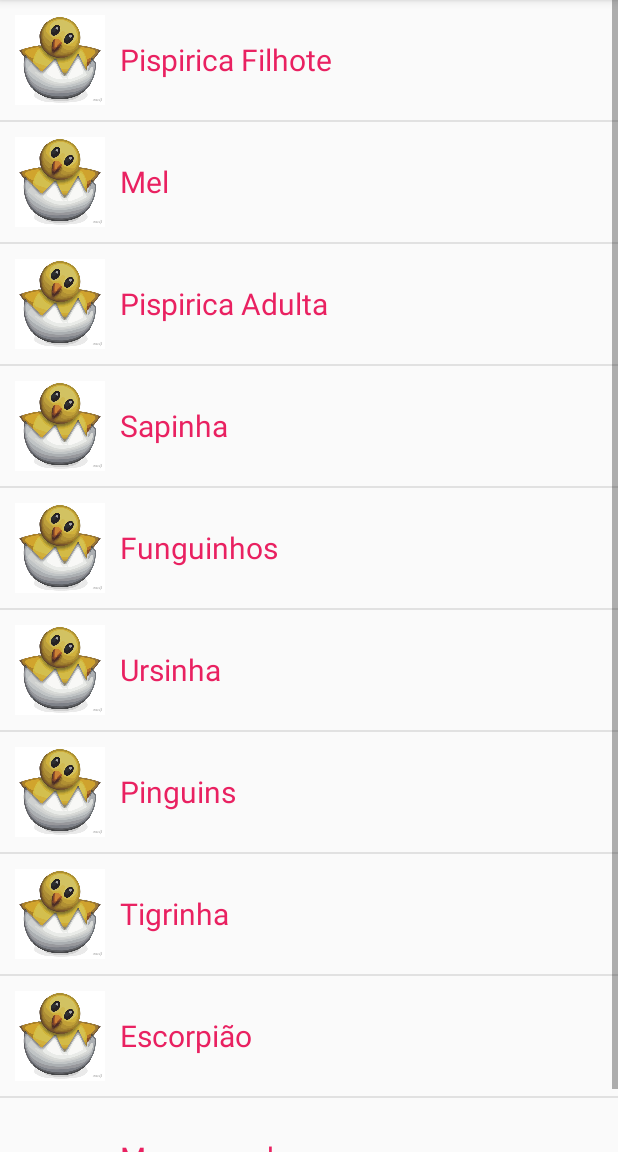
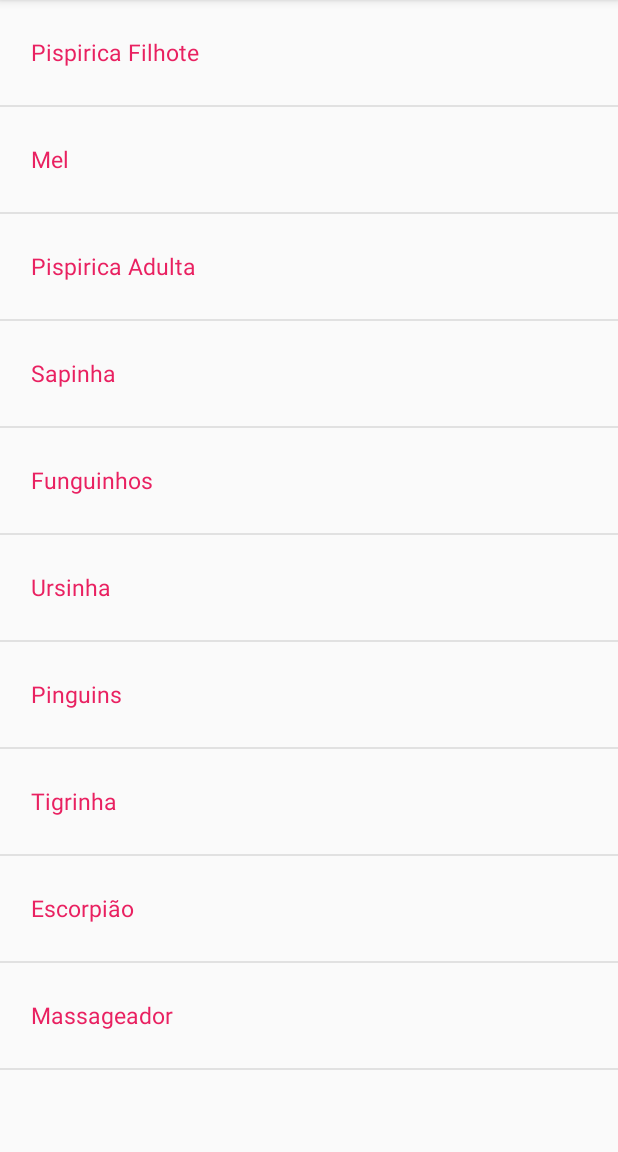
Before and after one commit to othman853/misterious-app, an Android app: the screen it shows after launch (MainActivity), in the side drawer, after a tap on "Bichinhos", on a phone screen of 412 x 824 dp, the part 84-1236 px from its top. Run offline under Robolectric (Android 15) with nearby library versions, the phone set to English and light mode, and no system bars.

Commit message:
Refactoring pet layouts.

```diff
--- a/app/src/main/java/com/example/yasser/myapplication/adapters/PetsListAdapter.java
+++ b/app/src/main/java/com/example/yasser/myapplication/adapters/PetsListAdapter.java
@@ -59,11 +59,11 @@ public class PetsListAdapter extends BaseAdapter {
 
     @Override
     public View getView(int position, View convertView, ViewGroup parent) {
-        if(inflater == null){
+        if (inflater == null) {
             inflater = (LayoutInflater) activity.getSystemService(Context.LAYOUT_INFLATER_SERVICE);
         }
 
-        if(convertView == null){
+        if (convertView == null) {
             convertView = inflater.inflate(R.layout.pets_list_item, null);
         }
 
@@ -71,31 +71,9 @@ public class PetsListAdapter extends BaseAdapter {
 
         Pet pet = pets.get(position);
 
-        int id = convertView.getResources().getIdentifier(pet.getPictureId(), "drawable", activity.getPackageName());
-
         petName = (TextView) convertView.findViewById(R.id.pet_name);
-        petPicture = (ImageView) convertView.findViewById(R.id.pet_picture);
-
-        new LoadItemsAsync().execute(id);
-
         petName.setText(pet.getName());
 
         return convertView;
     }
-
-    private class LoadItemsAsync extends AsyncTask<Integer , Integer, Integer> {
-
-
-        @Override
-        protected Integer doInBackground(Integer...id) {
-            return id[0];
-        }
-
-        @Override
-        protected void onPostExecute(Integer imageId) {
-            super.onPostExecute(imageId);
-
-            petPicture.setImageResource(imageId);
-        }
-    }
 }
--- a/app/src/main/java/com/example/yasser/myapplication/data/Pet.java
+++ b/app/src/main/java/com/example/yasser/myapplication/data/Pet.java
@@ -2,10 +2,12 @@ package com.example.yasser.myapplication.data;
 
 import android.util.Log;
 
+import java.io.Serializable;
+
 /**
  * Created by yasser on 10/28/15.
  */
-public class Pet {
+public class Pet implements Serializable{
     private String name;
     private String description;
     private String naturalHabitat;
--- a/app/src/main/java/com/example/yasser/myapplication/sections/PetsFragment.java
+++ b/app/src/main/java/com/example/yasser/myapplication/sections/PetsFragment.java
@@ -17,18 +17,24 @@ import com.example.yasser.myapplication.sections.internals.PetsInternalFragment;
 import com.example.yasser.myapplication.sections.internals.PoetryInternalFragment;
 import com.example.yasser.myapplication.util.Constants;
 
+import java.io.Serializable;
+
 /**
  * Created by yasser on 10/27/15.
  */
 public class PetsFragment extends Fragment implements AdapterView.OnItemClickListener{
+
+    PetsListAdapter adapter;
 
     @Nullable
     @Override
     public View onCreateView(LayoutInflater inflater, ViewGroup container, Bundle savedInstanceState) {
         View view = inflater.inflate(R.layout.pets_fragment, container,false);
 
+        adapter = new PetsListAdapter(getActivity());
+
         ListView petsListView = (ListView) view.findViewById(R.id.pets_list_view);
-        petsListView.setAdapter(new PetsListAdapter(getActivity()));
+        petsListView.setAdapter(adapter);
         petsListView.setOnItemClickListener(this);
 
         return view;
@@ -37,9 +43,15 @@ public class PetsFragment extends Fragment implements AdapterView.OnItemClickLis
     @Override
     public void onItemClick(AdapterView<?> parent, View view, int position, long id) {
         FragmentTransaction transaction = getFragmentManager().beginTransaction();
+        Fragment internal = new PetsInternalFragment();
+
+        Bundle arguments = new Bundle();
+        arguments.putSerializable("pet", (Serializable) adapter.getItem(position));
+
+        internal.setArguments(arguments);
 
         transaction
-                .replace(R.id.main_content, new PetsInternalFragment())
+                .replace(R.id.main_content, internal)
                 .addToBackStack(Constants.FragmentTags.PETS)
                 .commit();
         Log.i("suo", "A pet click");
--- a/app/src/main/java/com/example/yasser/myapplication/sections/internals/PetsInternalFragment.java
+++ b/app/src/main/java/com/example/yasser/myapplication/sections/internals/PetsInternalFragment.java
@@ -6,8 +6,13 @@ import android.support.annotation.Nullable;
 import android.view.LayoutInflater;
 import android.view.View;
 import android.view.ViewGroup;
+import android.widget.ImageView;
+import android.widget.TextView;
 
 import com.example.yasser.myapplication.R;
+import com.example.yasser.myapplication.data.Pet;
+
+import org.w3c.dom.Text;
 
 /**
  * Created by yasser on 10/29/15.
@@ -19,6 +24,22 @@ public class PetsInternalFragment extends Fragment {
     public View onCreateView(LayoutInflater inflater, ViewGroup container, Bundle savedInstanceState) {
         View view = inflater.inflate(R.layout.pets_internal, container, false);
 
+        Pet pet = (Pet) getArguments().getSerializable("pet");
+
+        int id = getResources().getIdentifier(pet.getPictureId(), "drawable", getActivity().getPackageName());
+        ImageView petImage = (ImageView) view.findViewById(R.id.pet_image);
+        petImage.setImageResource(id);
+
+        TextView petName = (TextView) view.findViewById(R.id.pet_name);
+        TextView petHabitat = (TextView) view.findViewById(R.id.pet_habitat);
+        TextView petEatingHabits = (TextView) view.findViewById(R.id.pet_eating_habits);
+        TextView petHabits = (TextView) view.findViewById(R.id.pet_habits);
+
+        petName.setText(pet.getName());
+        petHabitat.setText(pet.getNaturalHabitat());
+        petEatingHabits.setText(pet.getEatingHabits());
+        petHabits.setText(pet.getDescription());
+
         return view;
     }
 }
--- a/app/src/main/res/layout/pets_list_item.xml
+++ b/app/src/main/res/layout/pets_list_item.xml
@@ -4,26 +4,17 @@
     android:id="@+id/item_wrapper"
     android:orientation="horizontal"
     android:layout_width="fill_parent"
-    android:layout_height="wrap_content"
-    android:padding="10dp">
-
-    <ImageView
-        android:id="@+id/pet_picture"
-        android:layout_width="60dp"
-        android:layout_height="60dp"
-        android:maxHeight="200dp"
-        android:maxWidth="200dp"
-        android:gravity="center"
-        android:src="@drawable/bichinha"
-        />
+    android:minHeight="70dp"
+    android:layout_height="70dp"
+    android:padding="5dp">
 
     <TextView
         android:id="@+id/pet_name"
         android:layout_width="fill_parent"
         android:layout_height="fill_parent"
         android:gravity="center_vertical"
-        android:paddingLeft="10dp"
-        android:textSize="20dp"
+        android:padding="15dp"
+        android:textSize="15dp"
         android:textColor="@color/pink"
         android:text="Pispirica Safadinha"/>
 
```
Also changed, not shown: app/src/main/res/layout/pets_internal.xml (+32 -54 lines).
